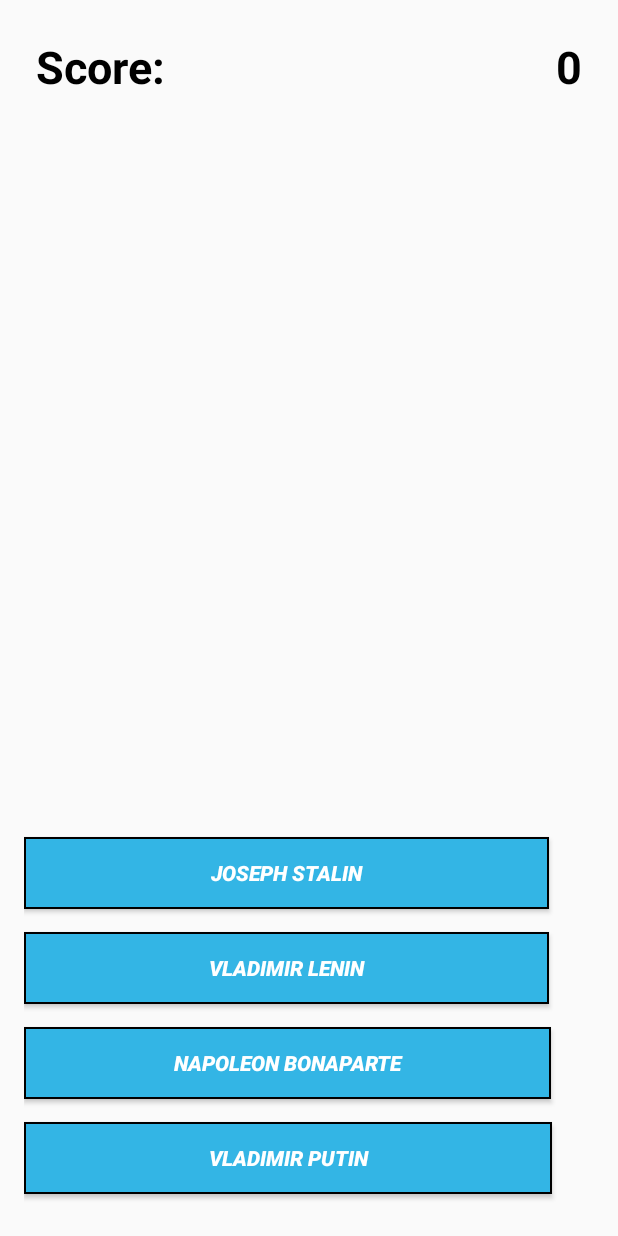
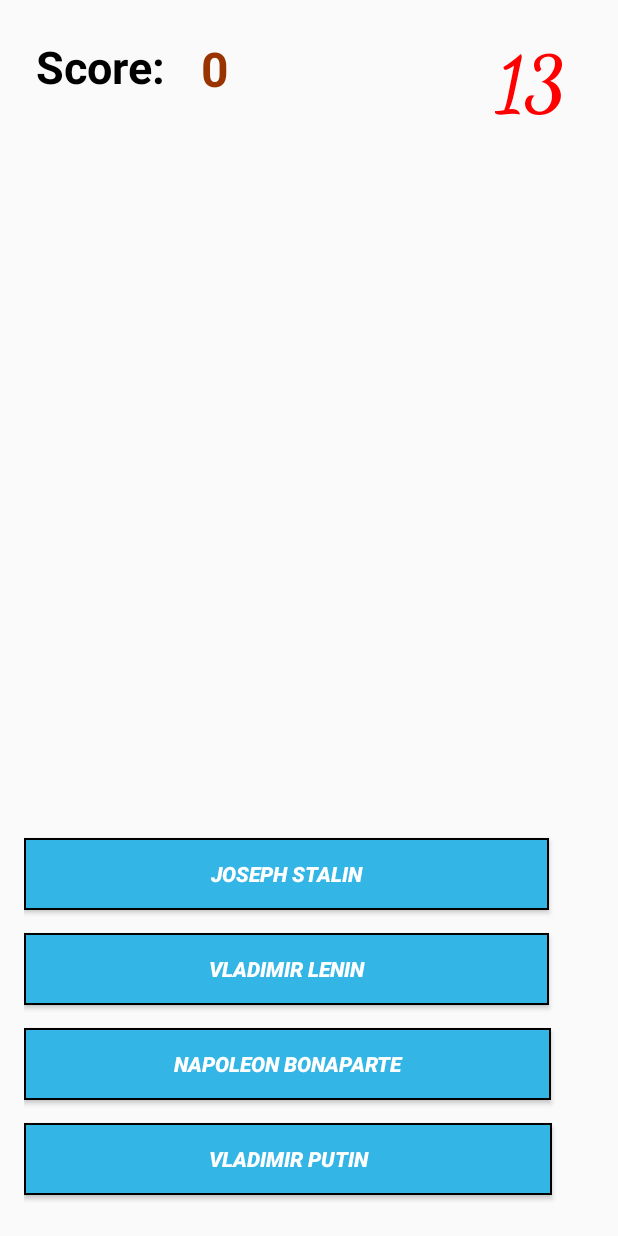
Before and after one commit to PaulPetrisor1/HistoricalFiguresQuiz, an Android app: the layout activity_artists.xml on its own in the app's theme, with its tools: preview values and no code run, on a phone screen of 412 x 824 dp. Run offline under Robolectric (Android 15) with nearby library versions, the phone set to English and light mode, and no system bars.

Commit message:
Fixed Bugs

```diff
--- a/app/src/main/java/com/cg/historicalfiguresquiz/Results2Activity.java
+++ b/app/src/main/java/com/cg/historicalfiguresquiz/Results2Activity.java
@@ -37,8 +37,12 @@ public class Results2Activity extends AppCompatActivity {
         nExitButton.setOnClickListener(new View.OnClickListener() {
             @Override
             public void onClick(View v) {
-                startActivity(new Intent(Results2Activity.this, CategoriesActivity.class));
+
+                Intent i = new Intent(Results2Activity.this, CategoriesActivity.class);
                 Results2Activity.this.finish();
+                startActivity(i);
+
+
             }
         });
 
--- a/app/src/main/res/layout/activity_artists.xml
+++ b/app/src/main/res/layout/activity_artists.xml
@@ -32,16 +32,30 @@
             android:textSize="30sp"
             android:textStyle="bold" />
 
-
         <TextView
             android:id="@+id/score3"
             android:layout_width="wrap_content"
             android:layout_height="wrap_content"
+            android:layout_marginStart="110dp"
+            android:text="0"
+            android:textColor="@color/brown"
+            android:textSize="32sp"
+            android:textStyle="bold" />
+
+        <TextView
+            android:id="@+id/timer3"
+            android:layout_width="wrap_content"
+            android:layout_height="wrap_content"
             android:layout_alignParentEnd="true"
-            android:text="0"
-            android:textColor="@color/Black"
-            android:textSize="30sp"
+            android:layout_alignParentTop="true"
+            android:layout_marginEnd="11dp"
+            android:fontFamily="cursive"
+            android:text="13"
+            android:textAllCaps="false"
+            android:textColor="@color/Red"
+            android:textSize="50sp"
             android:textStyle="bold" />
+
 
 
     </RelativeLayout>
```
Also changed, not shown: app/src/main/java/com/cg/historicalfiguresquiz/ArtistsActivity.java (+65 -2 lines), app/src/main/java/com/cg/historicalfiguresquiz/PoliticiansActivity.java (+24 -8 lines), app/src/main/java/com/cg/historicalfiguresquiz/ScientistsActivity.java (+68 -1 lines), app/src/main/res/layout/activity_scientists.xml (+17 -3 lines), 5 other files.
